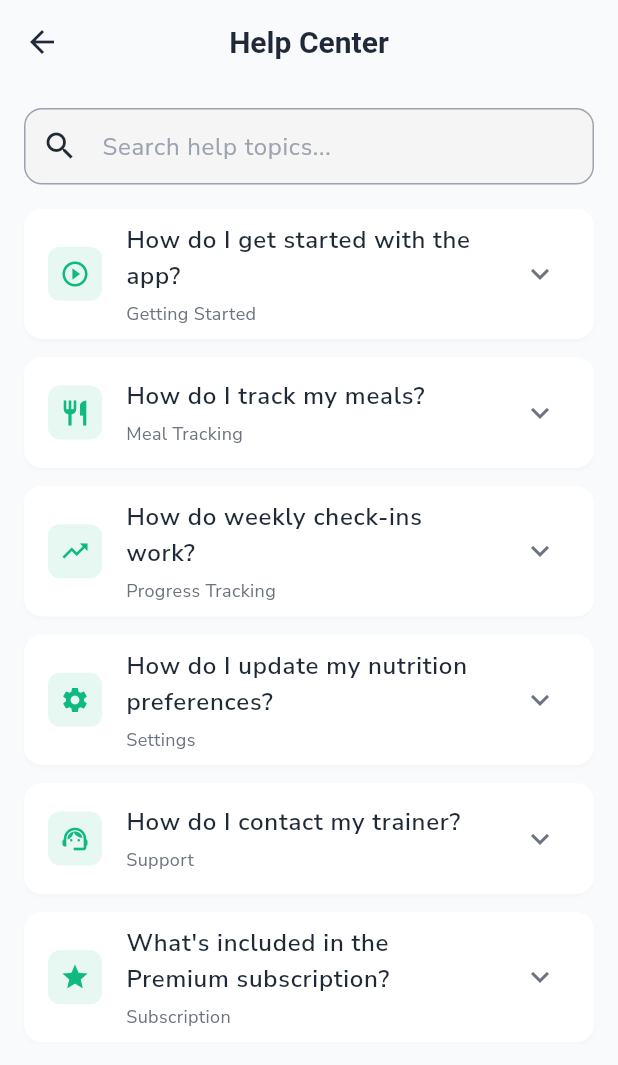
After one commit to mahmoudal99/moctarnutrition, a Flutter app: the HelpCenterScreen screen opened directly, on a phone screen of 412 x 824 dp. The commit adds this screen. Shown: the top 1065 px of the screen. Run offline on Flutter 3.47's test engine with Material 3 defaults, Android fonts, the phone set to English and light mode, and no system bars; our stand-ins replace cached_network_image, cloud_firestore, firebase_auth, firebase_core, firebase_storage, fl_chart and 15 more; missing offline and left inert: flutter_floating_bottom_bar; accounts and stored records are empty; project files that could hold a hidden picture were left out.

Commit message:
Added help center

```diff
--- /dev/null
+++ b/lib/features/profile/presentation/screens/help_center_screen.dart
@@ -0,0 +1,393 @@
+import 'package:flutter/material.dart';
+import 'package:flutter/services.dart';
+import '../../../../core/constants/app_constants.dart';
+
+class HelpCenterScreen extends StatefulWidget {
+  const HelpCenterScreen({super.key});
+
+  @override
+  State<HelpCenterScreen> createState() => _HelpCenterScreenState();
+}
+
+class _HelpCenterScreenState extends State<HelpCenterScreen> {
+  final TextEditingController _searchController = TextEditingController();
+  List<HelpItem> _allHelpItems = [];
+  List<HelpItem> _filteredHelpItems = [];
+  String _searchQuery = '';
+
+  @override
+  void initState() {
+    super.initState();
+    _initializeHelpItems();
+    _filteredHelpItems = _allHelpItems;
+  }
+
+  void _initializeHelpItems() {
+    _allHelpItems = [
+      HelpItem(
+        question: 'How do I get started with the app?',
+        answer: 'Welcome to Moctar Nutrition! To get started:\n\n'
+            '1. Complete the onboarding process to set up your profile\n'
+            '2. Enter your fitness goals and preferences\n'
+            '3. Set your activity level and dietary restrictions\n'
+            '4. Start tracking your meals and workouts\n\n'
+            'The app will guide you through each step to personalize your experience.',
+        category: 'Getting Started',
+      ),
+      HelpItem(
+        question: 'How do I track my meals?',
+        answer: 'To track your meals:\n\n'
+            '1. Go to the Meal Prep section\n'
+            '2. Use the camera to scan food items or manually search\n'
+            '3. Select your portion size\n'
+            '4. Add the meal to your daily log\n\n'
+            'The app will automatically calculate calories, protein, carbs, and fats for you.',
+        category: 'Meal Tracking',
+      ),
+      HelpItem(
+        question: 'How do weekly check-ins work?',
+        answer: 'Weekly check-ins help you stay accountable:\n\n'
+            '1. Take a photo of your progress\n'
+            '2. Record your current weight and measurements\n'
+            '3. Note any challenges or achievements\n'
+            '4. Set goals for the upcoming week\n\n'
+            'Your trainer will review your check-ins and provide personalized feedback.',
+        category: 'Progress Tracking',
+      ),
+      HelpItem(
+        question: 'How do I update my nutrition preferences?',
+        answer: 'To update your nutrition preferences:\n\n'
+            '1. Go to Profile → Settings → Nutrition Preferences\n'
+            '2. Modify your dietary restrictions, allergies, or preferences\n'
+            '3. Update your calorie and macro targets\n'
+            '4. Save your changes\n\n'
+            'Your meal recommendations will automatically adjust based on your preferences.',
+        category: 'Settings',
+      ),
+      HelpItem(
+        question: 'How do I contact my trainer?',
+        answer: 'You can contact your trainer through:\n\n'
+            '1. Weekly check-in comments\n'
+            '2. Direct messaging in the app (Premium feature)\n'
+            '3. Email support for urgent matters\n\n'
+            'Trainers typically respond within 24 hours during business days.',
+        category: 'Support',
+      ),
+      HelpItem(
+        question: 'What\'s included in the Premium subscription?',
+        answer: 'Premium features include:\n\n'
+            '• Direct messaging with your trainer\n'
+            '• Advanced meal planning and customization\n'
+            '• Detailed progress analytics and reports\n'
+            '• Priority customer support\n'
+            '• Exclusive workout plans\n'
+            '• No ads\n\n'
+            'You can upgrade anytime from your Profile screen.',
+        category: 'Subscription',
+      ),
+      HelpItem(
+        question: 'How do I cancel my subscription?',
+        answer: 'To cancel your subscription:\n\n'
+            '1. Go to Profile → Settings → Account Settings\n'
+            '2. Select "Manage Subscription"\n'
+            '3. Follow the prompts to cancel\n\n'
+            'You\'ll continue to have access until the end of your current billing period.',
+        category: 'Subscription',
+      ),
+      HelpItem(
+        question: 'How accurate is the nutrition information?',
+        answer: 'Our nutrition database includes:\n\n'
+            '• Verified USDA nutrition data\n'
+            '• Restaurant and brand information\n'
+            '• User-contributed data (verified)\n\n'
+            'While we strive for accuracy, nutrition information can vary. '
+            'For precise tracking, we recommend using a food scale and '
+            'verifying information with product labels.',
+        category: 'Nutrition',
+      ),
+      HelpItem(
+        question: 'How do I reset my password?',
+        answer: 'To reset your password:\n\n'
+            '1. Go to the login screen\n'
+            '2. Tap "Forgot Password?"\n'
+            '3. Enter your email address\n'
+            '4. Check your email for reset instructions\n'
+            '5. Follow the link to create a new password\n\n'
+            'If you don\'t receive the email, check your spam folder.',
+        category: 'Account',
+      ),
+      HelpItem(
+        question: 'How do I delete my account?',
+        answer: 'To delete your account:\n\n'
+            '1. Go to Profile → Privacy → Delete Account\n'
+            '2. Confirm your decision\n'
+            '3. Enter your password to verify\n\n'
+            '⚠️ Warning: This action cannot be undone. All your data will be permanently deleted.',
+        category: 'Account',
+      ),
+      HelpItem(
+        question: 'How do I report a bug or issue?',
+        answer: 'To report a bug or issue:\n\n'
+            '1. Go to Profile → Support → Report a Bug\n'
+            '2. Describe the problem in detail\n'
+            '3. Include steps to reproduce the issue\n'
+            '4. Add screenshots if helpful\n'
+            '5. Submit the report\n\n'
+            'Our team will investigate and get back to you as soon as possible.',
+        category: 'Support',
+      ),
+      HelpItem(
+        question: 'How do I sync my data across devices?',
+        answer: 'Your data automatically syncs when you:\n\n'
+            '• Sign in with the same account on multiple devices\n'
+            '• Have an active internet connection\n'
+            '• Use the latest version of the app\n\n'
+            'Changes are synced in real-time, so your progress is always up to date.',
+        category: 'Technical',
+      ),
+      HelpItem(
+        question: 'What should I do if the app crashes?',
+        answer: 'If the app crashes:\n\n'
+            '1. Close the app completely\n'
+            '2. Restart your device\n'
+            '3. Update to the latest version of the app\n'
+            '4. Clear the app cache if needed\n\n'
+            'If the problem persists, please report it through Profile → Support → Report a Bug.',
+        category: 'Technical',
+      ),
+    ];
+  }
+
+  void _filterHelpItems(String query) {
+    setState(() {
+      _searchQuery = query.toLowerCase();
+      if (query.isEmpty) {
+        _filteredHelpItems = _allHelpItems;
+      } else {
+        _filteredHelpItems = _allHelpItems.where((item) {
+          return item.question.toLowerCase().contains(_searchQuery) ||
+              item.answer.toLowerCase().contains(_searchQuery) ||
+              item.category.toLowerCase().contains(_searchQuery);
+        }).toList();
+      }
+    });
+  }
+
+  @override
+  Widget build(BuildContext context) {
+    return Scaffold(
+      backgroundColor: AppConstants.backgroundColor,
+      appBar: AppBar(
+        title: const Text('Help Center'),
+        backgroundColor: AppConstants.backgroundColor,
+        elevation: 0,
+        leading: IconButton(
+          icon: const Icon(Icons.arrow_back),
+          onPressed: () => Navigator.of(context).pop(),
+        ),
+      ),
+      body: Column(
+        children: [
+          // Search Bar
+          Padding(
+            padding: const EdgeInsets.all(16),
+            child: TextField(
+              controller: _searchController,
+              onChanged: _filterHelpItems,
+              decoration: InputDecoration(
+                hintText: 'Search help topics...',
+                prefixIcon: const Icon(Icons.search),
+                suffixIcon: _searchQuery.isNotEmpty
+                    ? IconButton(
+                        icon: const Icon(Icons.clear),
+                        onPressed: () {
+                          _searchController.clear();
+                          _filterHelpItems('');
+                        },
+                      )
+                    : null,
+                border: OutlineInputBorder(
+                  borderRadius: BorderRadius.circular(12),
+                  borderSide: BorderSide.none,
+                ),
+                filled: true,
+                fillColor: Colors.grey[100],
+                contentPadding: const EdgeInsets.symmetric(
+                  horizontal: 16,
+                  vertical: 12,
+                ),
+              ),
+            ),
+          ),
+          // Help Items List
+          Expanded(
+            child: _filteredHelpItems.isEmpty
+                ? _buildEmptyState()
+                : ListView.builder(
+                    padding: const EdgeInsets.symmetric(horizontal: 16),
+                    itemCount: _filteredHelpItems.length,
+                    itemBuilder: (context, index) {
+                      return _HelpItemTile(
+                        helpItem: _filteredHelpItems[index],
+                      );
+                    },
+                  ),
+          ),
+          const SizedBox(
+            height: 128,
+          )
+        ],
+      ),
+    );
+  }
+
+  Widget _buildEmptyState() {
+    return Center(
+      child: Column(
+        mainAxisAlignment: MainAxisAlignment.center,
+        children: [
+          Icon(
+            Icons.search_off,
+            size: 64,
+            color: Colors.grey[400],
+          ),
+          const SizedBox(height: 16),
+          Text(
+            'No help topics found',
+            style: AppTextStyles.heading5.copyWith(
+              color: Colors.grey[600],
+            ),
+          ),
+          const SizedBox(height: 8),
+          Text(
+            'Try searching with different keywords',
+            style: AppTextStyles.bodyMedium.copyWith(
+              color: Colors.grey[500],
+            ),
+          ),
+        ],
+      ),
+    );
+  }
+
+  @override
+  void dispose() {
+    _searchController.dispose();
+    super.dispose();
+  }
+}
+
+class _HelpItemTile extends StatefulWidget {
+  final HelpItem helpItem;
+
+  const _HelpItemTile({required this.helpItem});
+
+  @override
+  State<_HelpItemTile> createState() => _HelpItemTileState();
+}
+
+class _HelpItemTileState extends State<_HelpItemTile> {
+  bool _isExpanded = false;
+
+  @override
+  Widget build(BuildContext context) {
+    return Card(
+      margin: const EdgeInsets.only(bottom: 12),
+      shape: RoundedRectangleBorder(
+        borderRadius: BorderRadius.circular(12),
+      ),
+      elevation: 1,
+      child: ExpansionTile(
+        initiallyExpanded: false,
+        onExpansionChanged: (expanded) {
+          setState(() {
+            _isExpanded = expanded;
+          });
+          if (expanded) {
+            HapticFeedback.lightImpact();
+          }
+        },
+        leading: Container(
+          padding: const EdgeInsets.all(8),
+          decoration: BoxDecoration(
+            color: AppConstants.primaryColor.withOpacity(0.1),
+            borderRadius: BorderRadius.circular(8),
+          ),
+          child: Icon(
+            _getCategoryIcon(widget.helpItem.category),
+            color: AppConstants.primaryColor,
+            size: 20,
+          ),
+        ),
+        title: Text(
+          widget.helpItem.question,
+          style: AppTextStyles.bodyMedium.copyWith(
+            fontWeight: FontWeight.w600,
+          ),
+        ),
+        subtitle: Padding(
+          padding: const EdgeInsets.only(top: 4),
+          child: Text(
+            widget.helpItem.category,
+            style: AppTextStyles.caption.copyWith(
+              color: AppConstants.textSecondary,
+            ),
+          ),
+        ),
+        trailing: Icon(
+          _isExpanded ? Icons.expand_less : Icons.expand_more,
+          color: AppConstants.textSecondary,
+        ),
+        children: [
+          Padding(
+            padding: const EdgeInsets.fromLTRB(16, 0, 16, 16),
+            child: Text(
+              widget.helpItem.answer,
+              style: AppTextStyles.bodyMedium.copyWith(
+                height: 1.5,
+                color: AppConstants.textPrimary,
+              ),
+            ),
+          ),
+        ],
+      ),
+    );
+  }
+
+  IconData _getCategoryIcon(String category) {
+    switch (category.toLowerCase()) {
+      case 'getting started':
+        return Icons.play_circle_outline;
+      case 'meal tracking':
+        return Icons.restaurant;
+      case 'progress tracking':
+        return Icons.trending_up;
+      case 'settings':
+        return Icons.settings;
+      case 'support':
+        return Icons.support_agent;
+      case 'subscription':
+        return Icons.star;
+      case 'nutrition':
+        return Icons.food_bank_outlined;
+      case 'account':
+        return Icons.person;
+      case 'technical':
+        return Icons.build;
+      default:
+        return Icons.help_outline;
+    }
+  }
+}
+
+class HelpItem {
+  final String question;
+  final String answer;
+  final String category;
+
+  HelpItem({
+    required this.question,
+    required this.answer,
+    required this.category,
+  });
+}
--- a/lib/features/profile/presentation/screens/profile_screen.dart
+++ b/lib/features/profile/presentation/screens/profile_screen.dart
@@ -1,5 +1,6 @@
 import 'package:champions_gym_app/features/profile/presentation/screens/nutrition_preferences_screen.dart';
 import 'package:champions_gym_app/features/profile/presentation/screens/workout_preferences_screen.dart';
+import 'package:champions_gym_app/features/profile/presentation/screens/help_center_screen.dart';
 import 'package:champions_gym_app/shared/widgets/version_text.dart';
 import 'package:flutter/material.dart';
 import 'package:flutter/services.dart';
@@ -872,7 +873,11 @@ List<_MockSettingsItem> _getSupportItems(BuildContext context) {
       label: 'Help Center',
       icon: Icons.help_outline,
       onTap: () {
-        // TODO: Open help center
+        Navigator.of(context).push(
+          MaterialPageRoute(
+            builder: (context) => const HelpCenterScreen(),
+          ),
+        );
       },
     ),
     _MockSettingsItem(
--- a/lib/shared/widgets/version_text.dart
+++ b/lib/shared/widgets/version_text.dart
@@ -1,3 +1,4 @@
+import 'package:champions_gym_app/core/constants/app_constants.dart';
 import 'package:flutter/material.dart';
 import 'package:flutter/services.dart';
 import 'package:package_info_plus/package_info_plus.dart';
@@ -44,13 +45,8 @@ class _VersionTextState extends State<VersionText> {
       onTap: () => _showWhatsNewModal(context),
       child: Center(
         child: Text(
-          "Moctar Nutrition v${packageInfo != null ? packageInfo!.version : ""} [${packageInfo != null ? packageInfo!.buildNumber : ""}]",
-          style: TextStyle(
-            color: theme.brightness == Brightness.dark
-                ? Colors.grey[300]
-                : Colors.grey,
-          ),
-        ),
+            "Moctar Nutrition v${packageInfo != null ? packageInfo!.version : ""} [${packageInfo != null ? packageInfo!.buildNumber : ""}]",
+            style: AppTextStyles.caption),
       ),
     );
   }
```
